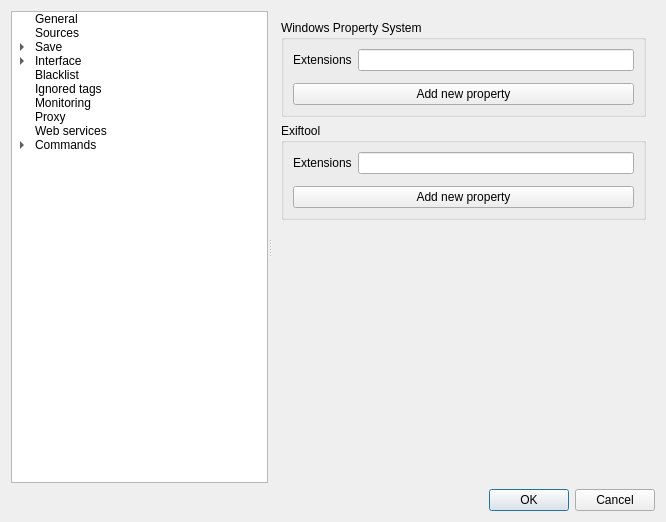
First picture: the form in src/gui/src/settings/options-window.ui, repository Bionus/imgbrd-grabber, before the edit.
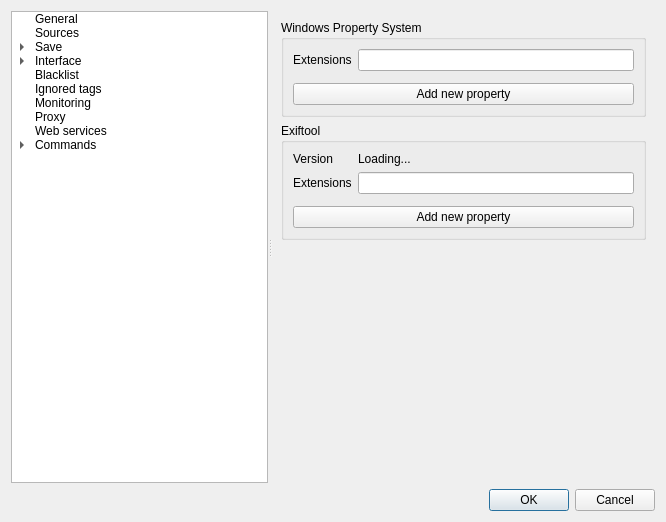
Second picture: the form after the edit. The open tabs and pages were chosen to show the change. Icons and pictures are not drawn.

Commit message: Add Exiftool version information in options (issue #2081)

Diff of the .ui file:
```diff
--- a/src/gui/src/settings/options-window.ui
+++ b/src/gui/src/settings/options-window.ui
@@ -1155,26 +1155,43 @@
            <string>Exiftool</string>
           </property>
           <layout class="QFormLayout" name="formLayout_23">
-           <item row="0" column="0">
+           <item row="1" column="0">
             <widget class="QLabel" name="labelMetadataExiftoolExtensions">
              <property name="text">
               <string>Extensions</string>
              </property>
             </widget>
            </item>
-           <item row="0" column="1">
+           <item row="1" column="1">
             <widget class="QLineEdit" name="lineMetadataExiftoolExtensions"/>
            </item>
            <item row="1" column="0" colspan="2">
             <layout class="QFormLayout" name="layoutMetadataExiftool"/>
            </item>
            <item row="2" column="0" colspan="2">
+            <layout class="QFormLayout" name="layoutMetadataExiftool"/>
+           </item>
+           <item row="3" column="0" colspan="2">
             <widget class="QPushButton" name="buttonMetadataExiftoolAdd">
              <property name="text">
               <string>Add new property</string>
              </property>
             </widget>
            </item>
+           <item row="0" column="0">
+            <widget class="QLabel" name="labelMetadataExiftoolVersionLabel">
+             <property name="text">
+              <string>Version</string>
+             </property>
+            </widget>
+           </item>
+           <item row="0" column="1">
+            <widget class="QLabel" name="labelMetadataExiftoolVersion">
+             <property name="text">
+              <string>Loading...</string>
+             </property>
+            </widget>
+           </item>
           </layout>
          </widget>
         </item>
```
Left out of the diff: 3 changed lines with no effect on the pictures. The commit also changes 3 other files.
